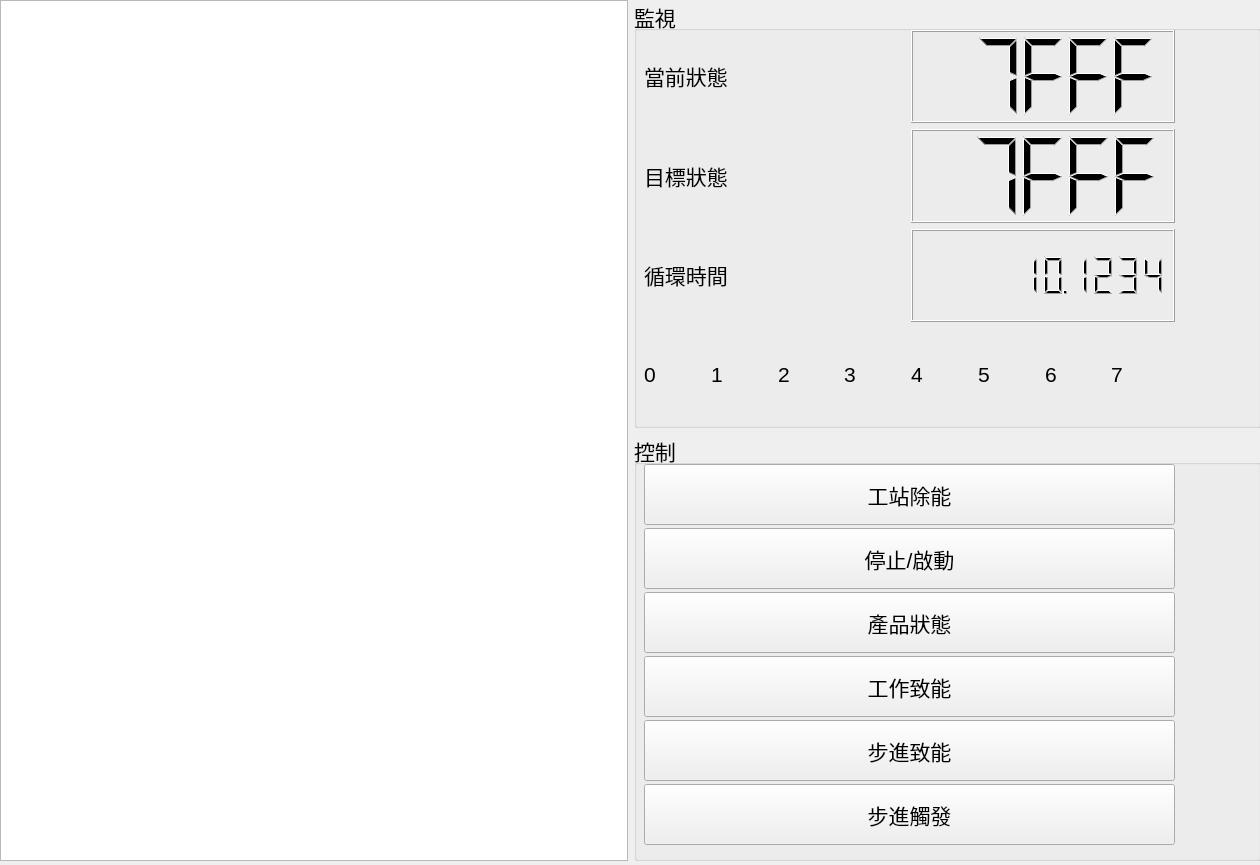
Qt form bank-view/frontunitpanel.ui (smandyscom/front-base-widget) before a commit.
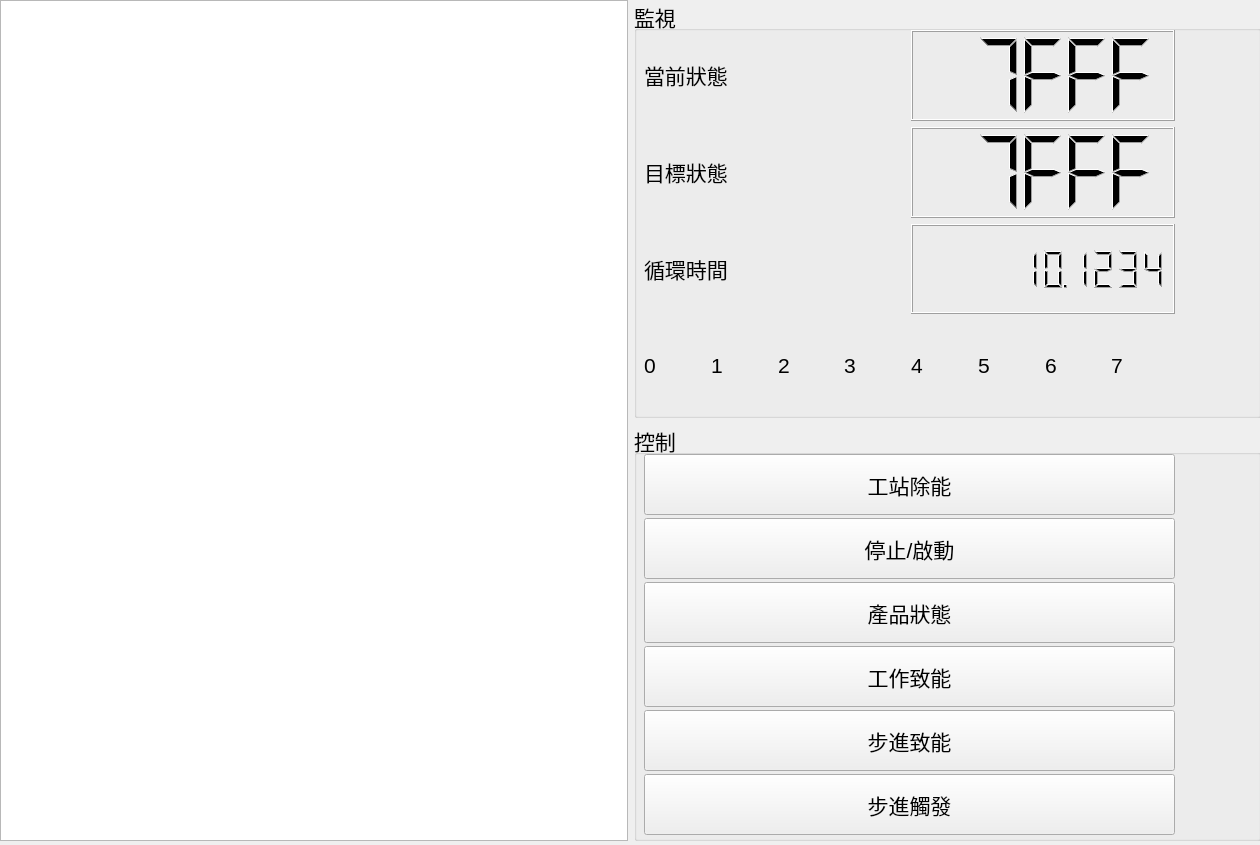
The same form after that commit.

Commit message: layout adjusted

```diff
--- a/bank-view/frontunitpanel.ui
+++ b/bank-view/frontunitpanel.ui
@@ -7,7 +7,7 @@
     <x>0</x>
     <y>0</y>
     <width>1260</width>
-    <height>865</height>
+    <height>845</height>
    </rect>
   </property>
   <property name="font">
@@ -24,7 +24,7 @@
      <x>0</x>
      <y>0</y>
      <width>1261</width>
-     <height>861</height>
+     <height>841</height>
     </rect>
    </property>
    <layout class="QHBoxLayout" name="horizontalLayout">
@@ -66,7 +66,7 @@
            <x>10</x>
            <y>30</y>
            <width>531</width>
-           <height>391</height>
+           <height>381</height>
           </rect>
          </property>
          <layout class="QVBoxLayout" name="verticalLayout_3">
```
The commit also changes 6 other files.
